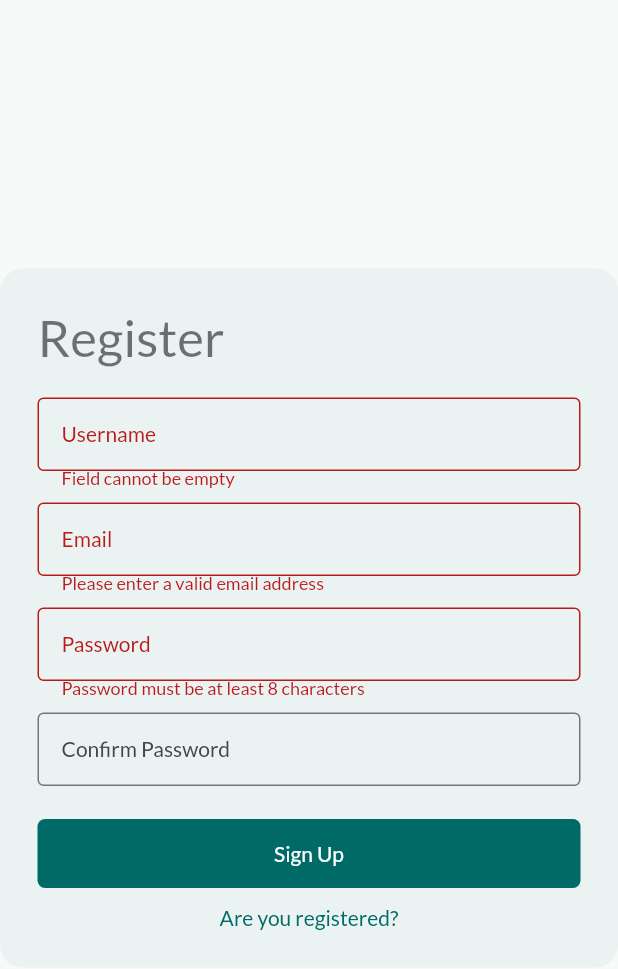
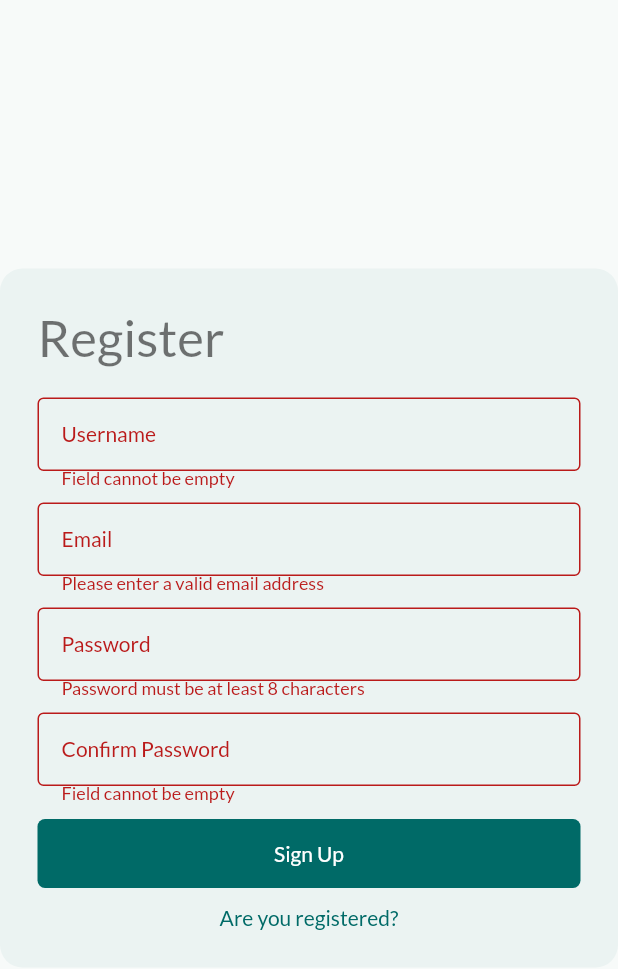
Before and after one commit to Arnie1x/fixfinder, a Flutter app: the RegisterPage screen opened by its route, after a tap on "Sign Up", on a phone screen of 412 x 824 dp. Shown: the top 969 px of the screen. Run offline on Flutter 3.47's test engine with Material 2 defaults, Android fonts, the phone set to English and light mode, and no system bars; our stand-ins replace beamer, bot_toast, get, get_storage, google_fonts, jwt_decoder; accounts and stored records are empty.

Commit message:
User Authentication Backend and Frontend

```diff
--- a/frontend/lib/pages/auth/login/login.dart
+++ b/frontend/lib/pages/auth/login/login.dart
@@ -29,7 +29,7 @@ class LoginPage extends GetView<LoginController> {
               // Logo
               Text(
                 'Login',
-                style: Theme.of(context).textTheme.headlineSmall,
+                style: Theme.of(context).textTheme.headlineMedium,
               ),
               const SizedBox(
                 height: 20,
@@ -46,7 +46,22 @@ class LoginPage extends GetView<LoginController> {
                 inputType: TextInputType.visiblePassword,
                 obscureText: true,
               ),
-
+              Align(
+                alignment: Alignment.centerRight,
+                child: InkWell(
+                  onTap: () {
+                    Routes.routerDelegate.beamToNamed('/auth/register');
+                  },
+                  child: Text(
+                    'Forgot Password?',
+                    style:
+                        TextStyle(color: Theme.of(context).colorScheme.primary),
+                  ),
+                ),
+              ),
+              const SizedBox(
+                height: 10,
+              ),
               FilledButton(
                 onPressed: () {
                   controller.submitForm(context);
@@ -67,8 +82,7 @@ class LoginPage extends GetView<LoginController> {
               Center(
                 child: InkWell(
                   onTap: () {
-                    Routes.routerDelegate
-                        .beamToReplacementNamed('/auth/register');
+                    Routes.routerDelegate.beamToNamed('/auth/register');
                   },
                   child: Text(
                     'Are you a new user?',
--- a/frontend/lib/pages/auth/register/controller.dart
+++ b/frontend/lib/pages/auth/register/controller.dart
@@ -57,7 +57,7 @@ class RegisterController extends GetxController {
     if (value != passwordController.text) {
       return "Password does not match";
     }
-    return null;
+    return validateText(value);
   }
 
   void submitForm() async {
@@ -69,17 +69,18 @@ class RegisterController extends GetxController {
     Map user = {
       'username': usernameController.text,
       'email': usernameController.text,
-      'password': passwordController.text,
-      'confirmPassword': confirmPasswordController.text,
+      'password1': passwordController.text,
+      'password2': confirmPasswordController.text,
     };
 
     final response = await RegisterProvider().postData(user);
-    if (!response.status.hasError) {
+    if (response.statusCode == 200 || response.statusCode == 204) {
       CustomToast.toast('Record Created');
       // beam to Confirmation Email Page
-      Routes.routerDelegate.beamToReplacementNamed('/');
+      Routes.routerDelegate.beamToReplacementNamed('/auth');
     } else {
-      CustomToast.toast('Error ${response.status.code}: Try Again',
+      CustomToast.toast(
+          'Error ${response.status.code}: ${response.body['non_field_errors']}',
           isError: true);
     }
     loading();
--- a/frontend/lib/pages/auth/register/provider.dart
+++ b/frontend/lib/pages/auth/register/provider.dart
@@ -4,7 +4,7 @@ import 'package:get/get.dart';
 const baseUrl = 'http://gerador-nomes.herokuapp.com/nomes/10';
 
 class RegisterProvider extends GetConnect {
-  final String route = 'auth/register/';
+  final String route = 'auth/register';
 
   Future<Response> postData(Map<dynamic, dynamic> data) async {
     final response = await DjangoAPI().postData(route, data);
--- a/frontend/lib/routes/routes.dart
+++ b/frontend/lib/routes/routes.dart
@@ -18,11 +18,13 @@ class Routes {
 
   static const String accountRoute = '/account';
 
+  static const String homeRoute = '/';
+
   static StorageService storageService = Get.find();
 
   static List<BeamGuard> guards = [
     BeamGuard(
-      pathPatterns: ['/auth'],
+      pathPatterns: ['/auth', '/auth/*'],
       guardNonMatching: true,
       check: (context, location) => storageService.box.read('access') != null,
       beamToNamed: (origin, target) => '/auth',
@@ -50,11 +52,14 @@ class Routes {
         title: 'Register: FixFinder',
         child: RegisterPage()),
     accountRoute: (context, state, data) => const BeamPage(
-        key: ValueKey('register'),
+        key: ValueKey('account'),
         title: 'Account: FixFinder',
         child: Placeholder()),
   };
 
   static Map<Pattern, dynamic Function(BuildContext, BeamState, Object?)>
-      beamerRoutes = {};
+      beamerRoutes = {
+    homeRoute: (context, state, data) => const BeamPage(
+        key: ValueKey('home'), title: 'Home: FixFinder', child: Placeholder()),
+  };
 }
--- a/frontend/lib/widgets/custom_toast.dart
+++ b/frontend/lib/widgets/custom_toast.dart
@@ -4,13 +4,16 @@ import 'package:flutter/material.dart';
 class CustomToast {
   static void Function() toast(String text, {bool isError = false}) =>
       BotToast.showCustomText(
+        duration: const Duration(seconds: 5),
         toastBuilder: (_) => Container(
           padding: const EdgeInsets.fromLTRB(20, 10, 20, 10),
           decoration: BoxDecoration(
               borderRadius: const BorderRadius.all(Radius.circular(100)),
-              color: isError ? Colors.red[900] : Colors.green[800]),
+              color:
+                  isError ? const Color(0xFFBA1A1A) : const Color(0xFF006A67)),
           child: Text(
             text,
+            style: const TextStyle(color: Colors.white),
           ),
         ),
       );
```
Also changed, not shown: frontend/lib/api/api.dart (+8 -9 lines), frontend/lib/pages/auth/login/controller.dart (+9 -8 lines), frontend/lib/pages/account/account.dart (added), 8 other files.
